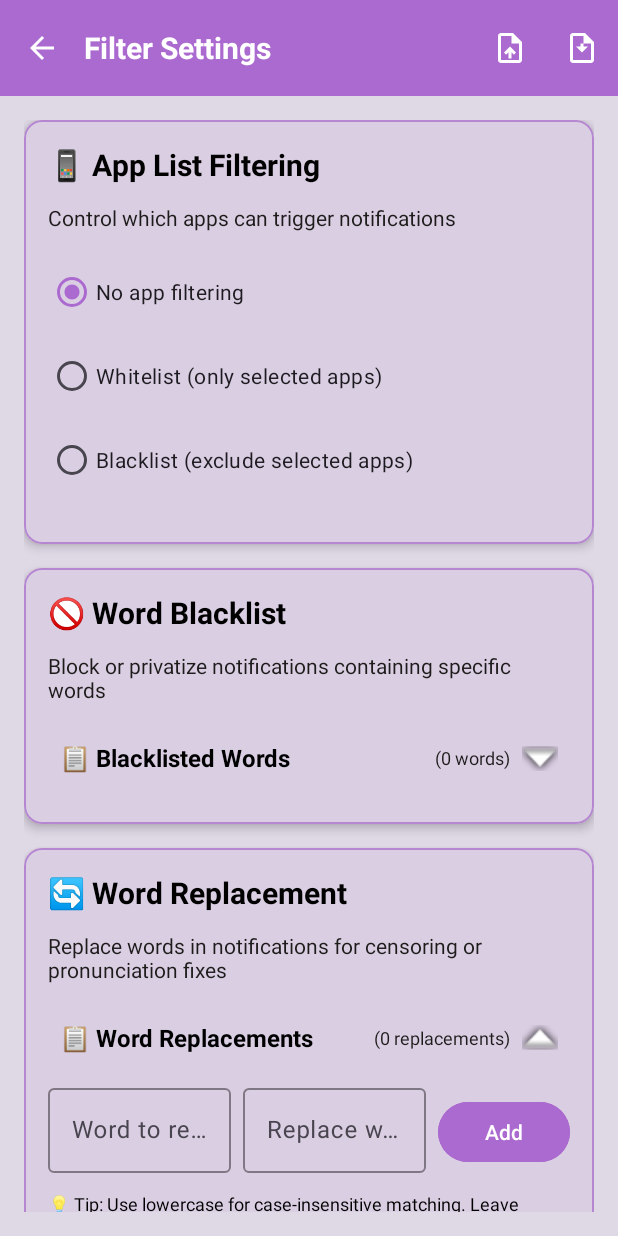
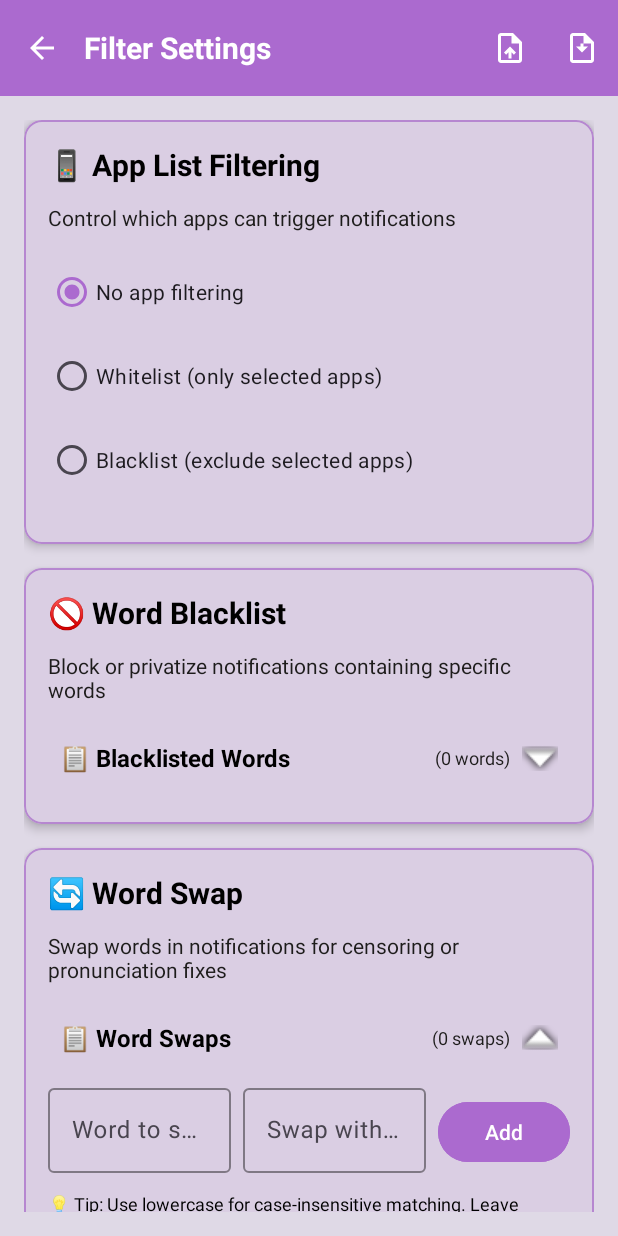
Before and after one commit to mitchib1440/SpeakThat, an Android app: the FilterSettingsActivity screen opened directly, with no data from a screen before it, after a tap on "📋 Blacklisted Words", on a phone screen of 412 x 824 dp. Run offline under Robolectric (Android 15) with nearby library versions, the phone set to English and light mode, and no system bars.

Commit message:
Word Replacement Replaced Swap
"Word Replacement" has been replaced with "Word Swap" just for easier explaining.

```diff
--- a/app/src/main/assets/logo_easter_eggs.txt
+++ b/app/src/main/assets/logo_easter_eggs.txt
@@ -71,7 +71,7 @@ SpeakThat! Support your right to repair!
 SpeakThat! Reminds you to wash your hands!
 SpeakThat! Make sure your settings are configured correctly. Otherwise I might reveal something I shouldn't be revealing.
 SpeakThat! This is your friendly reminder to drink plenty of water!
-SpeakThat! You should add Hey Google, Hey Siri, and Alexa to your word replacement filter. Unless of course you trust your contacts!
+SpeakThat! You should add Hey Google, Hey Siri, and Alexa to your word swap filter. Unless of course you trust your contacts!
 SpeakThat! A wise man once said - sit on my face and tell me that you love me!
 SpeakThat! It feels good when you plug that USB cable into me. Oh, I wasn't supposed to say that one out loud, was I?
 SpeakThat! This app was envisioned, by humans, for humans! And AI helped along the way!
--- a/app/src/main/java/com/micoyc/speakthat/FilterConfigManager.java
+++ b/app/src/main/java/com/micoyc/speakthat/FilterConfigManager.java
@@ -334,7 +334,7 @@ public class FilterConfigManager {
                 filtersImported += wordBlacklistPrivate.size();
             }
 
-            // Import word replacements
+            // Import word swaps
             if (filters.has("wordReplacements")) {
                 String wordReplacements = filters.getString("wordReplacements");
                 editor.putString(KEY_WORD_REPLACEMENTS, wordReplacements);
--- a/app/src/main/java/com/micoyc/speakthat/FilterSettingsActivity.java
+++ b/app/src/main/java/com/micoyc/speakthat/FilterSettingsActivity.java
@@ -87,7 +87,7 @@ public class FilterSettingsActivity extends AppCompatActivity {
     // Adapters
     private AppListAdapter appListAdapter;
     private WordListAdapter wordBlacklistAdapter;
-    private WordReplacementAdapter wordReplacementAdapter;
+    private WordSwapAdapter wordSwapAdapter;
     private AppListAdapter mediaExceptedAppsAdapter;
     private WordListAdapter mediaImportantKeywordsAdapter;
     private AppListAdapter filteredMediaAppsAdapter;
@@ -259,9 +259,9 @@ public class FilterSettingsActivity extends AppCompatActivity {
     }
 
     private void setupWordReplacementRecycler() {
-        wordReplacementAdapter = new WordReplacementAdapter(wordReplacementItems, this::removeWordReplacement, this::editWordReplacement);
+        wordSwapAdapter = new WordSwapAdapter(wordReplacementItems, this::removeWordReplacement, this::editWordReplacement);
         binding.recyclerWordReplacements.setLayoutManager(new LinearLayoutManager(this));
-        binding.recyclerWordReplacements.setAdapter(wordReplacementAdapter);
+        binding.recyclerWordReplacements.setAdapter(wordSwapAdapter);
     }
 
     private void setupMediaFilteringRecyclers() {
@@ -359,7 +359,7 @@ public class FilterSettingsActivity extends AppCompatActivity {
             binding.recyclerBlacklistWords.getParent().requestLayout();
         });
 
-        // Load word replacements
+        // Load word swaps
         String replacementData = sharedPreferences.getString(KEY_WORD_REPLACEMENTS, "");
         wordReplacementItems.clear();
         if (!replacementData.isEmpty()) {
@@ -371,7 +371,7 @@ public class FilterSettingsActivity extends AppCompatActivity {
                 }
             }
         }
-        wordReplacementAdapter.notifyDataSetChanged();
+        wordSwapAdapter.notifyDataSetChanged();
         updateCountDisplays();
 
         // Load media notification filtering settings
@@ -577,7 +577,7 @@ public class FilterSettingsActivity extends AppCompatActivity {
         }
 
         wordReplacementItems.add(new WordReplacementItem(from, to));
-        wordReplacementAdapter.notifyDataSetChanged();
+        wordSwapAdapter.notifyDataSetChanged();
         updateCountDisplays();
         binding.editReplaceFrom.setText("");
         binding.editReplaceTo.setText("");
@@ -587,7 +587,7 @@ public class FilterSettingsActivity extends AppCompatActivity {
 
     private void removeWordReplacement(int position) {
         wordReplacementItems.remove(position);
-        wordReplacementAdapter.notifyDataSetChanged();
+        wordSwapAdapter.notifyDataSetChanged();
         updateCountDisplays();
         saveWordReplacements();
     }
@@ -1051,7 +1051,7 @@ public class FilterSettingsActivity extends AppCompatActivity {
 
     private void showEditWordReplacementDialog(WordReplacementItem item, int position) {
         AlertDialog.Builder builder = new AlertDialog.Builder(this);
-        builder.setTitle("Edit Word Replacement");
+        builder.setTitle("Edit Word Swap");
 
         // Create layout for two input fields
         LinearLayout layout = new LinearLayout(this);
@@ -1116,9 +1116,9 @@ public class FilterSettingsActivity extends AppCompatActivity {
             // Update the item
             item.from = newFrom;
             item.to = newTo;
-            wordReplacementAdapter.notifyItemChanged(position);
+            wordSwapAdapter.notifyItemChanged(position);
             saveWordReplacements();
-            Toast.makeText(this, "Word replacement updated", Toast.LENGTH_SHORT).show();
+            Toast.makeText(this, "Word swap updated", Toast.LENGTH_SHORT).show();
         });
 
         builder.setNegativeButton("Cancel", (dialog, which) -> dialog.cancel());
@@ -1321,7 +1321,7 @@ public class FilterSettingsActivity extends AppCompatActivity {
         binding.txtBlacklistCount.setText("(" + wordBlacklistItems.size() + " words)");
 
         // Update replacement count
-        binding.txtReplacementCount.setText("(" + wordReplacementItems.size() + " replacements)");
+        binding.txtReplacementCount.setText("(" + wordReplacementItems.size() + " swaps)");
     }
 
     @Override
--- a/app/src/main/java/com/micoyc/speakthat/NotificationReaderService.kt
+++ b/app/src/main/java/com/micoyc/speakthat/NotificationReaderService.kt
@@ -566,7 +566,7 @@ class NotificationReaderService : NotificationListenerService(), TextToSpeech.On
         blockedWords = HashSet(sharedPreferences.getStringSet(KEY_WORD_BLACKLIST, HashSet()) ?: HashSet())
         privateWords = HashSet(sharedPreferences.getStringSet(KEY_WORD_BLACKLIST_PRIVATE, HashSet()) ?: HashSet())
 
-        // Load word replacements
+        // Load word swaps
         val replacementData = sharedPreferences.getString(KEY_WORD_REPLACEMENTS, "") ?: ""
         wordReplacements.clear()
         if (replacementData.isNotEmpty()) {
@@ -722,7 +722,7 @@ class NotificationReaderService : NotificationListenerService(), TextToSpeech.On
             }
         }
 
-        // 3. Apply word replacements
+        // 3. Apply word swaps
         for ((from, to) in wordReplacements) {
             processedText = processedText.replace(from, to, ignoreCase = true)
         }
--- a/app/src/main/java/com/micoyc/speakthat/TestSettingsActivity.java
+++ b/app/src/main/java/com/micoyc/speakthat/TestSettingsActivity.java
@@ -171,7 +171,7 @@ public class TestSettingsActivity extends AppCompatActivity {
         results.append("Private Apps: ").append(privateApps != null ? privateApps.size() : 0).append(" apps\n");
         results.append("Blocked Words: ").append(wordBlacklist != null ? wordBlacklist.size() : 0).append(" words\n");
         results.append("Private Words: ").append(privateWords != null ? privateWords.size() : 0).append(" words\n");
-        results.append("Word Replacements: ").append(wordReplacements.split("\\|").length - (wordReplacements.isEmpty() ? 0 : 1)).append(" replacements\n");
+        results.append("Word Swaps: ").append(wordReplacements.split("\\|").length - (wordReplacements.isEmpty() ? 0 : 1)).append(" swaps\n");
     }
 
     private void testSystemStatus(StringBuilder results) {
--- a/app/src/main/java/com/micoyc/speakthat/WordReplacementAdapter.java
+++ b/app/src/main/java/com/micoyc/speakthat/WordSwapAdapter.java
@@ -9,12 +9,12 @@ import androidx.annotation.NonNull;
 import androidx.recyclerview.widget.RecyclerView;
 import java.util.List;
 
-public class WordReplacementAdapter extends RecyclerView.Adapter<WordReplacementAdapter.ViewHolder> {
+public class WordSwapAdapter extends RecyclerView.Adapter<WordSwapAdapter.ViewHolder> {
     private List<FilterSettingsActivity.WordReplacementItem> items;
     private FilterSettingsActivity.OnWordActionListener removeListener;
     private FilterSettingsActivity.OnWordActionListener editListener;
 
-    public WordReplacementAdapter(List<FilterSettingsActivity.WordReplacementItem> items,
+    public WordSwapAdapter(List<FilterSettingsActivity.WordReplacementItem> items,
                                  FilterSettingsActivity.OnWordActionListener removeListener,
                                  FilterSettingsActivity.OnWordActionListener editListener) {
         this.items = items;
@@ -26,7 +26,7 @@ public class WordReplacementAdapter extends RecyclerView.Adapter<WordReplacement
     @Override
     public ViewHolder onCreateViewHolder(@NonNull ViewGroup parent, int viewType) {
         View view = LayoutInflater.from(parent.getContext())
-                .inflate(R.layout.item_word_replacement, parent, false);
+                .inflate(R.layout.item_word_swap, parent, false);
         return new ViewHolder(view);
     }
 
@@ -37,7 +37,7 @@ public class WordReplacementAdapter extends RecyclerView.Adapter<WordReplacement
         holder.textFrom.setText(item.from);
         holder.textTo.setText(item.to);
 
-        // Make the replacement text clickable for editing
+        // Make the swap text clickable for editing
         View.OnClickListener editClickListener = v -> {
             if (editListener != null) {
                 editListener.onAction(holder.getAdapterPosition());
--- a/app/src/main/res/layout/activity_filter_settings.xml
+++ b/app/src/main/res/layout/activity_filter_settings.xml
@@ -382,7 +382,7 @@
 
             </com.google.android.material.card.MaterialCardView>
 
-            <!-- Word Replacement Section -->
+            <!-- Word Swap Section -->
             <com.google.android.material.card.MaterialCardView
                 android:layout_width="match_parent"
                 android:layout_height="wrap_content"
@@ -402,7 +402,7 @@
                     <TextView
                         android:layout_width="wrap_content"
                         android:layout_height="wrap_content"
-                        android:text="🔄 Word Replacement"
+                        android:text="🔄 Word Swap"
                         android:textSize="20sp"
                         android:textStyle="bold"
                         android:textColor="@color/text_primary"
@@ -411,12 +411,12 @@
                     <TextView
                         android:layout_width="wrap_content"
                         android:layout_height="wrap_content"
-                        android:text="Replace words in notifications for censoring or pronunciation fixes"
+                        android:text="Swap words in notifications for censoring or pronunciation fixes"
                         android:textSize="14sp"
                         android:textColor="@color/text_secondary"
                         android:layout_marginBottom="16dp" />
 
-                    <!-- Word Replacement Header (Collapsible) -->
+                    <!-- Word Swap Header (Collapsible) -->
                     <LinearLayout
                         android:id="@+id/replacementHeader"
                         android:layout_width="match_parent"
@@ -433,7 +433,7 @@
                             android:layout_width="0dp"
                             android:layout_height="wrap_content"
                             android:layout_weight="1"
-                            android:text="📋 Word Replacements"
+                            android:text="📋 Word Swaps"
                             android:textStyle="bold"
                             android:textSize="16sp"
                             android:textColor="@color/text_primary" />
@@ -442,7 +442,7 @@
                             android:id="@+id/txtReplacementCount"
                             android:layout_width="wrap_content"
                             android:layout_height="wrap_content"
-                            android:text="(0 replacements)"
+                            android:text="(0 swaps)"
                             android:textSize="12sp"
                             android:textColor="@color/text_secondary"
                             android:layout_marginEnd="8dp" />
@@ -452,11 +452,11 @@
                                 android:layout_width="24dp"
                                 android:layout_height="24dp"
                                 android:src="@android:drawable/arrow_up_float"
-                                android:contentDescription="Toggle replacements" />
+                                android:contentDescription="Toggle swaps" />
 
                     </LinearLayout>
 
-                    <!-- Word Replacement Content -->
+                    <!-- Word Swap Content -->
                     <LinearLayout
                         android:id="@+id/replacementContent"
                         android:layout_width="match_parent"
@@ -464,7 +464,7 @@
                         android:orientation="vertical"
                         android:visibility="visible">
 
-                        <!-- Add Word Replacement -->
+                        <!-- Add Word Swap -->
                         <LinearLayout
                             android:layout_width="match_parent"
                             android:layout_height="wrap_content"
@@ -483,7 +483,7 @@
                                     android:id="@+id/editReplaceFrom"
                                     android:layout_width="match_parent"
                                     android:layout_height="wrap_content"
-                                    android:hint="Word to replace"
+                                    android:hint="Word to swap"
                                     android:inputType="text" />
 
                             </com.google.android.material.textfield.TextInputLayout>
@@ -500,7 +500,7 @@
                                     android:id="@+id/editReplaceTo"
                                     android:layout_width="match_parent"
                                     android:layout_height="wrap_content"
-                                    android:hint="Replace with (leave empty to remove)"
+                                    android:hint="Swap with (leave empty to remove)"
                                     android:inputType="text" />
 
                             </com.google.android.material.textfield.TextInputLayout>
@@ -518,12 +518,12 @@
                         <TextView
                             android:layout_width="wrap_content"
                             android:layout_height="wrap_content"
-                            android:text="💡 Tip: Use lowercase for case-insensitive matching. Leave 'Replace with' empty to remove words entirely."
+                            android:text="💡 Tip: Use lowercase for case-insensitive matching. Leave 'Swap with' empty to remove words entirely."
                             android:textSize="12sp"
                             android:textColor="@color/text_primary"
                             android:layout_marginBottom="12dp" />
 
-                        <!-- Word Replacements -->
+                        <!-- Word Swaps -->
                         <androidx.recyclerview.widget.RecyclerView
                             android:id="@+id/recyclerWordReplacements"
                             android:layout_width="match_parent"
--- a/app/src/main/res/layout/item_word_replacement.xml
+++ b/app/src/main/res/layout/item_word_swap.xml
@@ -58,7 +58,7 @@
         android:layout_height="32dp"
         android:src="@android:drawable/ic_menu_delete"
         android:background="?android:attr/selectableItemBackgroundBorderless"
-        android:contentDescription="Remove replacement"
+        android:contentDescription="Remove swap"
         android:tint="@android:color/holo_red_dark" />
 
 </LinearLayout>
```
